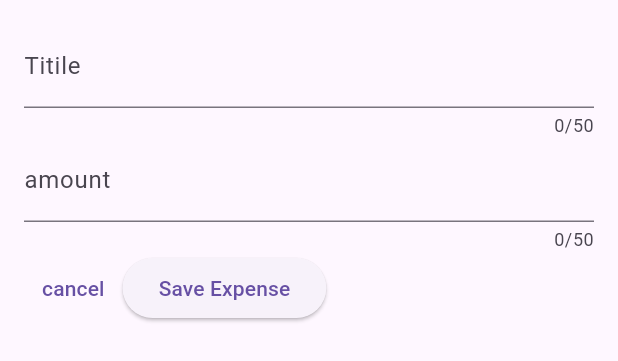
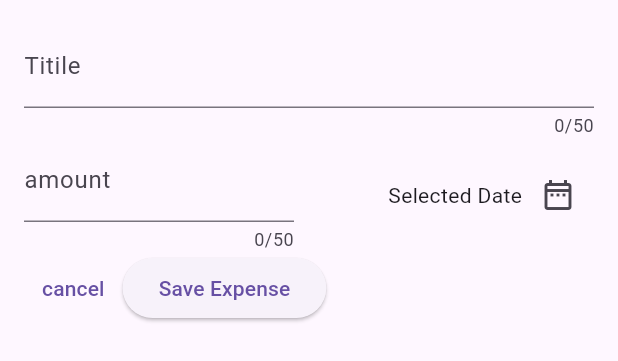
Before and after one commit to morningHiHi/flutter_expenses_tracker_ForLearn, a Flutter app: the NewExpense widget shown alone on an empty page, opened directly, on a phone screen of 412 x 824 dp. Shown: the top 361 px of the screen. Run offline on Flutter 3.47's test engine with Material 3 defaults, Android fonts, the phone set to English and light mode, and no system bars.

Commit message:
adding date time seletor for dialog, write _presentDatePicker function

```diff
--- a/lib/widgets/new_expense.dart
+++ b/lib/widgets/new_expense.dart
@@ -12,6 +12,12 @@ class NewExpense extends StatefulWidget {
 class _NewExpenseState extends State<NewExpense> {
   final TextEditingController _titleController = TextEditingController();
   final TextEditingController _amountController = TextEditingController();
+
+  void _presentDatePicker(){
+    final DateTime now = DateTime.now();
+    DateTime firstTime = DateTime(now.year-1,now.month,now.day);
+    showDatePicker(context: context, initialDate: now,firstDate: firstTime, lastDate: now);
+  }
 
   @override
   void dispose() {
@@ -30,7 +36,10 @@ class _NewExpenseState extends State<NewExpense> {
             maxLength: 50,
             decoration: InputDecoration(label: Text('Titile')),
           ),
-          TextField(
+          Row(
+            children: [
+              Expanded(
+                child: TextField(
                   keyboardType: TextInputType.number,
                   controller: _amountController,
                   maxLength: 50,
@@ -39,9 +48,28 @@ class _NewExpenseState extends State<NewExpense> {
                     label: Text('amount'),
                   ),
                 ),
+              ),
+              SizedBox(width: 20,),
+              Expanded(
+                child: Row(
+                  mainAxisAlignment: MainAxisAlignment.end,
+                  crossAxisAlignment: CrossAxisAlignment.center,
+                  children: [
+                    Text('Selected Date'),
+                    IconButton(onPressed: _presentDatePicker, icon: Icon(Icons.date_range_outlined))
+                  ],
+                ),
+              ),
+            ],
+          ),
           Row(
             children: [
-              TextButton(onPressed: (){Navigator.pop(context);}, child: const Text('cancel')),
+              TextButton(
+                onPressed: () {
+                  Navigator.pop(context);
+                },
+                child: const Text('cancel'),
+              ),
               ElevatedButton(
                 onPressed: () {
                   print(_titleController.text);
```
Lines whose indentation alone changed are shown as unchanged.
